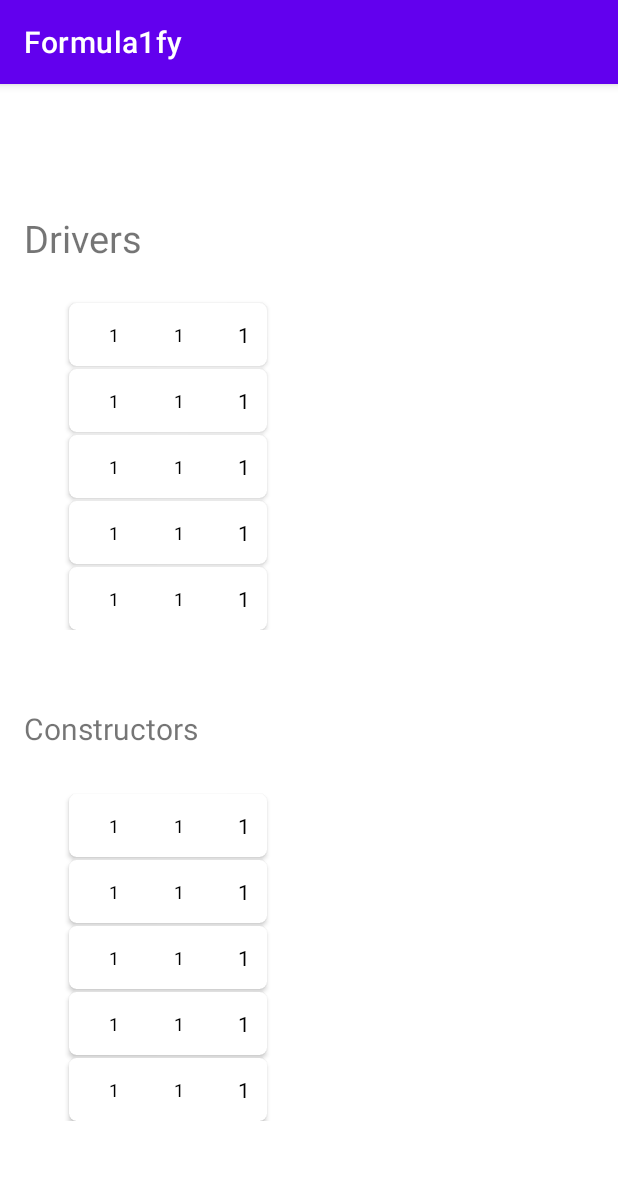
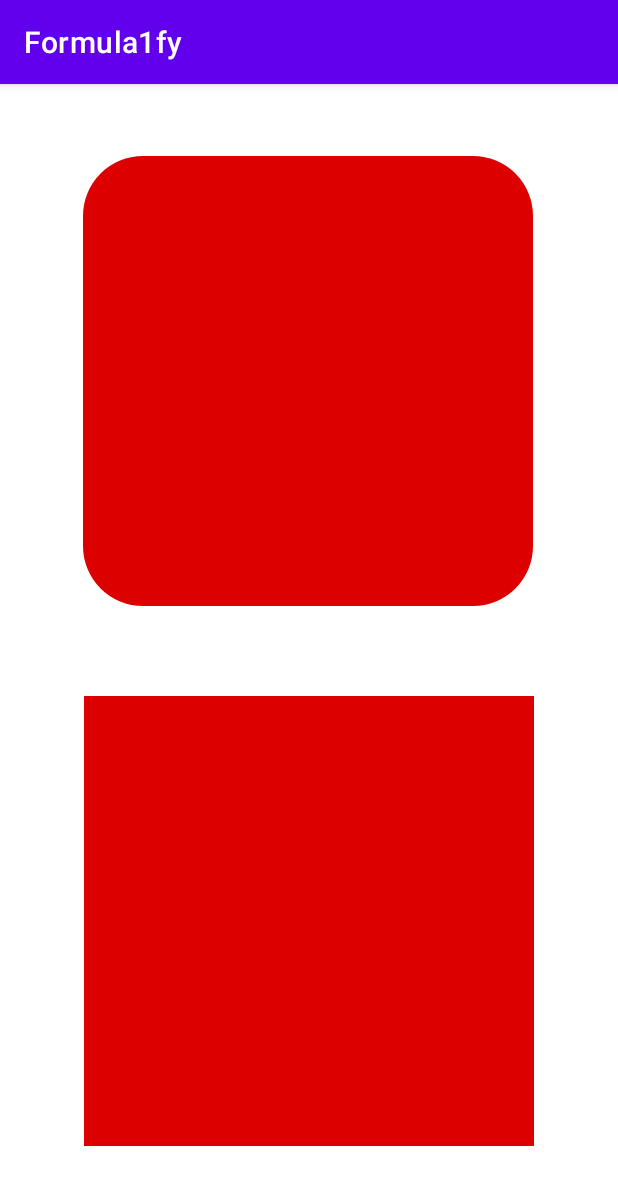
Before and after one commit to Sd023/Formula1Fy, an Android app: the screen it shows after launch once a user with an empty profile is signed in (HomeScreenActivity), on a phone screen of 412 x 824 dp. Shown: the top 1185 px of the screen. Run offline under Robolectric (Android 15) with nearby library versions, the phone set to English and light mode, and no system bars; our stand-ins replace Firebase (no records; nobody signed in at launch, a user with empty details on screens opened directly), Volley.

Commit message:
Code refactored. Driver view moved to separate screen.

```diff
--- a/app/src/main/AndroidManifest.xml
+++ b/app/src/main/AndroidManifest.xml
@@ -14,6 +14,9 @@
         android:theme="@style/Theme.Formula1fy"
         tools:targetApi="31">
         <activity
+            android:name=".home.drivers.DriversActivity"
+            android:exported="false" />
+        <activity
             android:name=".home.HomeScreenActivity"
             android:exported="false" />
         <activity
--- a/app/src/main/java/com/sdapps/formula1fy/home/HomeScreenActivity.kt
+++ b/app/src/main/java/com/sdapps/formula1fy/home/HomeScreenActivity.kt
@@ -1,28 +1,26 @@
 package com.sdapps.formula1fy.home
 
 import android.app.ProgressDialog
+import android.content.Intent
 
 import android.os.Bundle
 import android.util.Log
+import android.view.View
 
 import androidx.appcompat.app.AppCompatActivity
-import androidx.recyclerview.widget.LinearLayoutManager
-import androidx.recyclerview.widget.RecyclerView
-import com.sdapps.formula1fy.ModelBO.ConstructorBO
-import com.sdapps.formula1fy.ModelBO.DriverBO
+import com.google.android.material.imageview.ShapeableImageView
 import com.sdapps.formula1fy.R
 import com.sdapps.formula1fy.core.DataMembers
 import com.sdapps.formula1fy.core.DbHandler
-import com.sdapps.formula1fy.home.homeadapter.ConstructorAdapter
-import com.sdapps.formula1fy.home.homeadapter.DriverAdapter
+import com.sdapps.formula1fy.home.drivers.DriversActivity
+import com.sdapps.formula1fy.login.LoginScreenActivity
 
-class HomeScreenActivity : AppCompatActivity(), HomeScreenInteractor.View {
+class HomeScreenActivity : AppCompatActivity(), HomeScreenInteractor.View, View.OnClickListener {
 
     private lateinit var db: DbHandler
     private lateinit var progressDialog: ProgressDialog
     private lateinit var presenter: HomeScreenPresenter
-    private lateinit var recyclerView: RecyclerView
-    private lateinit var constructor_recyclerView: RecyclerView
+    private lateinit var shapeImg : ShapeableImageView
 
     override fun onCreate(savedInstanceState: Bundle?) {
         super.onCreate(savedInstanceState)
@@ -32,8 +30,7 @@ class HomeScreenActivity : AppCompatActivity(), HomeScreenInteractor.View {
 
 
     private fun initAll() {
-        recyclerView = findViewById(R.id.driver_recyclerView)
-        constructor_recyclerView = findViewById(R.id.recyclerView)
+        shapeImg = findViewById(R.id.driversView)
         presenter = HomeScreenPresenter(this)
         progressDialog = ProgressDialog(this)
         presenter.setupView(this)
@@ -44,26 +41,11 @@ class HomeScreenActivity : AppCompatActivity(), HomeScreenInteractor.View {
     }
 
     override fun loadScreen() {
-        val driverList = presenter.getDriverData(db)
-        val constructorList = presenter.getConstructorData(db)
+        val rad = resources.getDimension(R.dimen.corner_radius)
+        val driverImg = shapeImg.shapeAppearanceModel.toBuilder().setAllCornerSizes(rad).build()
+        shapeImg.shapeAppearanceModel = driverImg
 
-        loadDriverView(driverList)
-        loadConstructorView(constructorList)
-
-    }
-
-    private fun loadDriverView(list: ArrayList<DriverBO>){
-        recyclerView.layoutManager = LinearLayoutManager(this, LinearLayoutManager.VERTICAL, false)
-        val cardAdapter = DriverAdapter(list)
-        recyclerView.adapter = cardAdapter
-        progressDialog.dismiss()
-    }
-
-    private fun loadConstructorView(list:ArrayList<ConstructorBO>){
-        constructor_recyclerView.layoutManager = LinearLayoutManager(this, LinearLayoutManager.VERTICAL, false)
-        val cardAdapter = ConstructorAdapter(list)
-        constructor_recyclerView.adapter = cardAdapter
-        progressDialog.dismiss()
+        shapeImg.setOnClickListener(this)
 
     }
 
@@ -72,4 +54,13 @@ class HomeScreenActivity : AppCompatActivity(), HomeScreenInteractor.View {
         Log.d("userID", "---<<<$userId>>>")
     }
 
+    override fun moveToNextScreen() {
+        val intent = Intent(this@HomeScreenActivity, DriversActivity::class.java)
+        startActivity(intent)
+    }
+
+    override fun onClick(p0: View?) {
+        presenter.moveToNextScreen()
+    }
+
 }
--- a/app/src/main/java/com/sdapps/formula1fy/home/HomeScreenInteractor.kt
+++ b/app/src/main/java/com/sdapps/formula1fy/home/HomeScreenInteractor.kt
@@ -9,10 +9,11 @@ interface HomeScreenInteractor {
         fun loadScreen()
         fun getMessageFromDead()
 
+        fun moveToNextScreen()
+
     }
 
     interface Presenter {
-        fun getDriverData(db: DbHandler): ArrayList<DriverBO>
         fun getConstructorData(db: DbHandler): ArrayList<ConstructorBO>?
 
         fun setupView(view: View)
--- a/app/src/main/java/com/sdapps/formula1fy/home/HomeScreenPresenter.kt
+++ b/app/src/main/java/com/sdapps/formula1fy/home/HomeScreenPresenter.kt
@@ -8,41 +8,11 @@ import com.sdapps.formula1fy.core.DbHandler
 class HomeScreenPresenter(val context: Context) : HomeScreenInteractor.Presenter {
 
     private var view: HomeScreenInteractor.View? = null
-    private lateinit var driverList: ArrayList<DriverBO>
     private lateinit var constructorList: ArrayList<ConstructorBO>
     override fun setupView(view: HomeScreenInteractor.View) {
         this.view = view
     }
 
-    override fun getDriverData(dbHandler: DbHandler): ArrayList<DriverBO> {
-        driverList = ArrayList<DriverBO>()
-        try {
-            dbHandler.openDB()
-            val cursor =
-                dbHandler.selectSql("SELECT driver_id,driver_code,driver_name,driver_number, driver_constructor,wins,total_points,driver_position from DriverMaster ORDER BY driver_position ASC")
-            if (cursor != null) {
-                while (cursor.moveToNext()) {
-                    val driverBO = DriverBO()
-                    driverBO.driverId = cursor.getString(0)
-                    driverBO.driverCode = cursor.getString(1)
-                    driverBO.driverName = cursor.getString(2)
-                    driverBO.driverNumber = cursor.getInt(3)
-                    driverBO.constructorId = cursor.getString(4)
-                    driverBO.wins = cursor.getInt(5)
-                    driverBO.totalPoints = cursor.getInt(6)
-                    driverBO.driverPosition = cursor.getString(7)
-                    driverList.add(driverBO)
-                }
-            }
-            cursor.close()
-            dbHandler.closeDB()
-
-        } catch (ex: Exception) {
-            ex.printStackTrace()
-
-        }
-        return driverList
-    }
 
     override fun getConstructorData(db: DbHandler): ArrayList<ConstructorBO> {
         constructorList = ArrayList<ConstructorBO>()
@@ -72,5 +42,9 @@ class HomeScreenPresenter(val context: Context) : HomeScreenInteractor.Presenter
         return constructorList
     }
 
+    public fun moveToNextScreen(){
+        view?.moveToNextScreen()
+    }
+
 
 }
--- a/app/src/main/java/com/sdapps/formula1fy/home/homeadapter/DriverAdapter.kt
+++ b/app/src/main/java/com/sdapps/formula1fy/home/drivers/DriverAdapter.kt
@@ -1,4 +1,4 @@
-package com.sdapps.formula1fy.home.homeadapter
+package com.sdapps.formula1fy.home.drivers
 
 import android.content.Context
 import android.view.LayoutInflater
--- a/app/src/main/res/layout/activity_home_screen.xml
+++ b/app/src/main/res/layout/activity_home_screen.xml
@@ -6,65 +6,26 @@
     android:layout_height="match_parent"
     tools:context=".home.HomeScreenActivity">
 
-    <TextView
-        android:id="@+id/textView"
-        android:layout_width="wrap_content"
-        android:layout_height="wrap_content"
-        android:layout_marginTop="68dp"
-        android:text="@string/drivers"
-        android:textSize="25sp"
-        app:layout_constraintBottom_toTopOf="@+id/driver_recyclerView"
+    <com.google.android.material.imageview.ShapeableImageView
+        android:id="@+id/driversView"
+        android:layout_width="300dp"
+        android:layout_height="300dp"
+        android:clickable="true"
+        android:src="@color/ferrari"
+        android:layout_marginTop="48dp"
         app:layout_constraintEnd_toEndOf="parent"
-        app:layout_constraintHorizontal_bias="0.0"
-        app:layout_constraintStart_toStartOf="@+id/guideline"
-        app:layout_constraintTop_toTopOf="parent"
-        app:layout_constraintVertical_bias="0.806" />
+        app:layout_constraintHorizontal_bias="0.495"
+        app:layout_constraintStart_toStartOf="parent"
+        app:layout_constraintTop_toTopOf="parent" />
 
-
-    <androidx.recyclerview.widget.RecyclerView
-        android:id="@+id/driver_recyclerView"
-        android:layout_width="0dp"
-        android:layout_height="wrap_content"
-        android:layout_marginTop="124dp"
-        android:padding="20dp"
-        app:layout_constraintEnd_toEndOf="parent"
-        app:layout_constraintHorizontal_bias="0.0"
-        app:layout_constraintStart_toStartOf="@+id/guideline"
-        app:layout_constraintTop_toTopOf="parent"
-        app:layout_constraintWidth_percent="0.9" />
-
-
-    <TextView
-        android:id="@+id/textView2"
-        android:layout_width="wrap_content"
-        android:layout_height="wrap_content"
-        android:text="Constructors"
-        android:textSize="20sp"
+    <com.google.android.material.imageview.ShapeableImageView
+        android:id="@+id/constructorView"
+        android:layout_width="300dp"
+        android:src="@color/ferrari"
+        android:layout_height="300dp"
         app:layout_constraintBottom_toBottomOf="parent"
         app:layout_constraintEnd_toEndOf="parent"
-        app:layout_constraintHorizontal_bias="0.0"
-        app:layout_constraintStart_toStartOf="@+id/guideline"
-        app:layout_constraintTop_toBottomOf="@+id/driver_recyclerView"
-        app:layout_constraintVertical_bias="0.089" />
-
-    <androidx.constraintlayout.widget.Guideline
-        android:id="@+id/guideline"
-        android:layout_width="wrap_content"
-        android:layout_height="wrap_content"
-        android:orientation="vertical"
-        app:layout_constraintGuide_begin="16dp" />
-
-    <androidx.recyclerview.widget.RecyclerView
-        android:id="@+id/recyclerView"
-        android:layout_width="0dp"
-        android:layout_height="wrap_content"
-        android:padding="20dp"
-        app:layout_constraintBottom_toBottomOf="parent"
-        app:layout_constraintEnd_toEndOf="parent"
-        app:layout_constraintHorizontal_bias="0.0"
-        app:layout_constraintStart_toStartOf="@+id/guideline"
-        app:layout_constraintTop_toBottomOf="@+id/textView2"
-        app:layout_constraintVertical_bias="0.126" />
-
+        app:layout_constraintStart_toStartOf="parent"
+        app:layout_constraintTop_toBottomOf="@+id/driversView" />
 
 </androidx.constraintlayout.widget.ConstraintLayout>
--- a/app/src/main/res/layout/card_view.xml
+++ b/app/src/main/res/layout/card_view.xml
@@ -3,7 +3,7 @@
     xmlns:app="http://schemas.android.com/apk/res-auto"
     xmlns:tools="http://schemas.android.com/tools"
     android:id="@+id/cardView"
-    android:layout_width="wrap_content"
+    android:layout_width="250dp"
     android:layout_height="wrap_content"
     android:layout_marginStart="10dp"
     android:layout_marginTop="2dp"
@@ -19,7 +19,7 @@
             android:id="@+id/points"
             android:layout_width="wrap_content"
             android:layout_height="wrap_content"
-            android:text="1"
+            android:text=""
             android:textColor="@color/black"
             android:padding="5dp"
             android:layout_marginStart="25dp"
@@ -38,7 +38,7 @@
             android:layout_marginStart="26dp"
             android:maxLines="2"
             android:padding="5dp"
-            android:text="1"
+            android:text=""
             android:textColor="@color/black"
             android:textSize="12sp"
             app:layout_constraintBottom_toBottomOf="parent"
@@ -53,7 +53,7 @@
             android:id="@+id/driverPosition"
             android:layout_width="wrap_content"
             android:layout_height="wrap_content"
-            android:text="1"
+            android:text=""
             android:padding="5dp"
             android:textSize="12sp"
             android:textColor="@color/black"
--- a/app/src/main/res/values-night/themes.xml
+++ b/app/src/main/res/values-night/themes.xml
@@ -2,12 +2,12 @@
     <!-- Base application theme. -->
     <style name="Theme.Formula1fy" parent="Theme.MaterialComponents.DayNight.DarkActionBar">
         <!-- Primary brand color. -->
-        <item name="colorPrimary">@color/purple_200</item>
+        <item name="colorPrimary">@color/purple_500</item>
         <item name="colorPrimaryVariant">@color/purple_700</item>
-        <item name="colorOnPrimary">@color/black</item>
+        <item name="colorOnPrimary">@color/white</item>
         <!-- Secondary brand color. -->
         <item name="colorSecondary">@color/teal_200</item>
-        <item name="colorSecondaryVariant">@color/teal_200</item>
+        <item name="colorSecondaryVariant">@color/teal_700</item>
         <item name="colorOnSecondary">@color/black</item>
         <!-- Status bar color. -->
         <item name="android:statusBarColor">?attr/colorPrimaryVariant</item>
--- /dev/null
+++ b/app/src/main/res/values/dimen.xml
@@ -0,0 +1,5 @@
+<?xml version="1.0" encoding="utf-8"?>
+<resources>
+    <dimen name="corner_radius">40dp</dimen>
+
+</resources>
```
Also changed, not shown: app/src/main/java/com/sdapps/formula1fy/home/drivers/DriverInteractor.kt (added, +22 -0 lines), app/src/main/java/com/sdapps/formula1fy/home/drivers/DriverPresenter.kt (added, +49 -0 lines), app/src/main/java/com/sdapps/formula1fy/home/drivers/DriversActivity.kt (added, +43 -0 lines), app/src/main/res/layout/activity_drivers.xml (added, +9 -0 lines).
